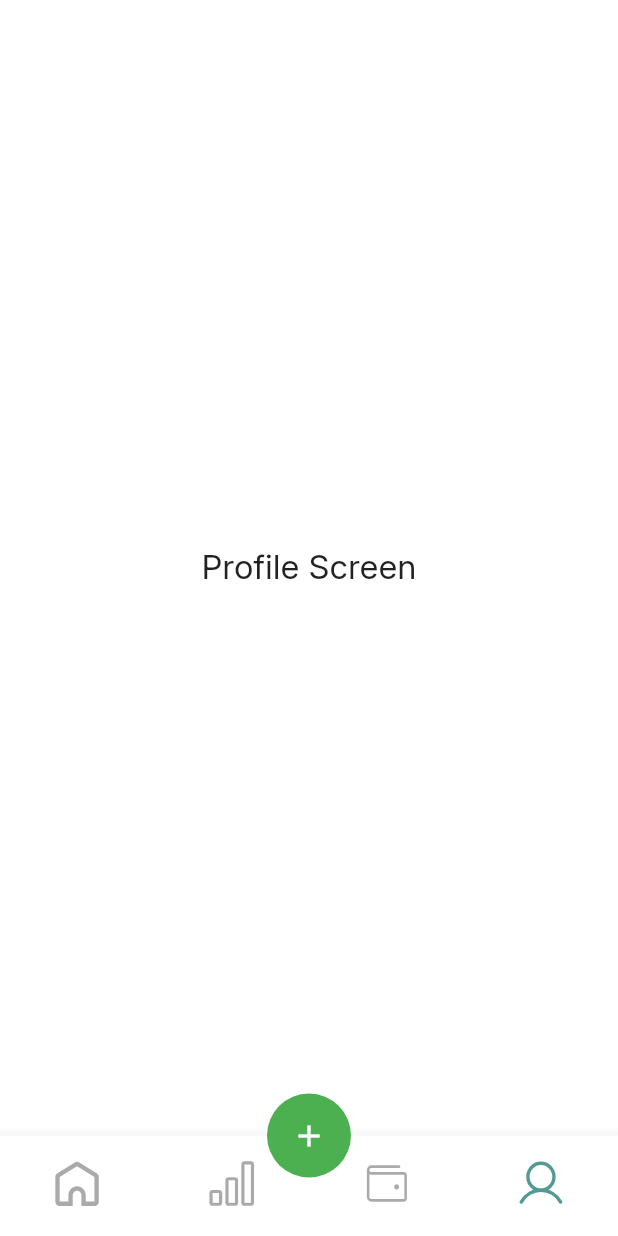
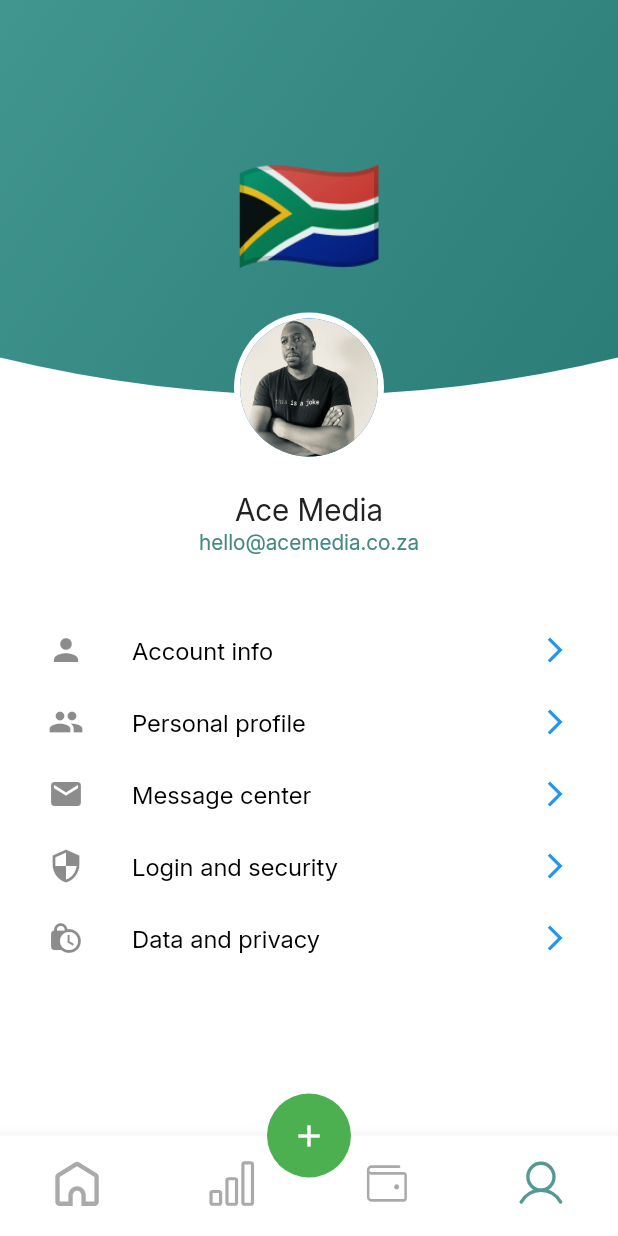
Before and after one commit to aceMediaDigital/expense_tracker, a Flutter app: the AppIndexScreen screen opened directly, item 4 of the bottom bar chosen, on a phone screen of 412 x 824 dp. Run offline on Flutter 3.47's test engine with Material 3 defaults, Android fonts, the light colour scheme and no system bars; our stand-ins replace flutter_svg.

Commit message:
feature(profile-screen)

```diff
--- a/lib/main.dart
+++ b/lib/main.dart
@@ -31,7 +31,6 @@ class ExpenseTrackerApp extends StatelessWidget {
       theme: ThemeData(
         useMaterial3: false,
         fontFamily: 'Inter',
-        //colorScheme: ColorScheme.fromSeed(seedColor: Colors.deepPurple),
       ),
       home: const IntroScreen(),
     );
--- a/lib/screens/app/profile/profile.dart
+++ b/lib/screens/app/profile/profile.dart
@@ -20,11 +20,123 @@ class ProfileScreen extends StatefulWidget {
 class _ProfileScreenState extends State<ProfileScreen> {
   @override
   Widget build(BuildContext context) {
-    return Container(
-      color: Colors.white,
-      child: const Center(
-        child: Text('Profile Screen', style: TextStyle(fontSize: 22)),
-      )
+    Size screen = MediaQuery.of(context).size;
+    return Column(
+        crossAxisAlignment: CrossAxisAlignment.start,
+        children: <Widget>[
+          Stack(
+              clipBehavior: Clip.none,
+              children: <Widget>[
+                // Curved Header
+                Align(
+                  alignment: Alignment.topCenter,
+                  child: ClipPath(
+                      clipper: BottomCurveClipper(),
+                      child: Container(
+                          height: screen.height * 0.35, width: screen.width,
+                          decoration: BoxDecoration(
+                          gradient: LinearGradient(
+                              begin: Alignment.topLeft,
+                              end: Alignment.bottomRight,
+                              colors: <Color>[Color(0xFF429690), Color(0xFF2A7C76)]
+                          )
+                        ),
+                          child: Center(child: Text('🇿🇦', style: TextStyle(fontSize: 80)))
+                      )
+                  )
+                ),
+
+
+                // Avatar overlapping
+                Positioned(
+                bottom: -20, left: 0, right: 0,
+                child: CircleAvatar(
+                  radius: 50, backgroundColor: Colors.white,
+                  child: CircleAvatar(
+                    radius: 46,
+                    backgroundImage: AssetImage('assets/images/anele.jpeg'),
+                  ),
+                ),
+              ),
+            ]
+        ),
+        SizedBox(height: 40),
+
+        Center(
+          child: Column(
+            children: <Widget>[
+              Text('Ace Media', style: TextStyle(fontSize: 20, color: Color(0XFF222222))),
+              Text('hello@acemedia.co.za', style: TextStyle(fontSize: 14, color: Color(0XFF438883))),
+            ],
+          ),
+        ),
+
+        SizedBox(height: 40),
+
+        Padding(
+          padding: EdgeInsets.symmetric(horizontal: 16),
+          child: Column(
+            children: <Widget>[
+              ListTile(
+                dense: true,
+                leading: Icon(Icons.person),
+                title: Text('Account info', style: TextStyle(fontSize: 16,color: Color(0XFF000000)),),
+                trailing: Icon(Icons.arrow_forward_ios, size: 20, color: Colors.blue),
+              ),
+
+              ListTile(
+                dense: true,
+                leading: Icon(Icons.group),
+                title: Text('Personal profile', style: TextStyle(fontSize: 16,color: Color(0XFF000000)),),
+                trailing: Icon(Icons.arrow_forward_ios, size: 20, color: Colors.blue),
+              ),
+
+              ListTile(
+                dense: true,
+                leading: Icon(Icons.mail),
+                title: Text('Message center', style: TextStyle(fontSize: 16,color: Color(0XFF000000)),),
+                trailing: Icon(Icons.arrow_forward_ios, size: 20, color: Colors.blue),
+              ),
+
+              ListTile(
+                dense: true,
+                leading: Icon(Icons.security),
+                title: Text('Login and security', style: TextStyle(fontSize: 16,color: Color(0XFF000000)),),
+                trailing: Icon(Icons.arrow_forward_ios, size: 20, color: Colors.blue),
+              ),
+
+              ListTile(
+                dense: true,
+                leading: Icon(Icons.lock_clock),
+                title: Text('Data and privacy', style: TextStyle(fontSize: 16,color: Color(0XFF000000)),),
+                trailing: Icon(Icons.arrow_forward_ios, size: 20, color: Colors.blue),
+              ),
+            ],
+          ),
+        )
+      ]
     );
   }
 }
+
+
+class BottomCurveClipper extends CustomClipper<Path> {
+  @override
+  Path getClip(Size size) {
+    Path path = Path();
+    path.lineTo(0, size.height - 50);
+
+    // Create the curve
+    path.quadraticBezierTo(
+      size.width / 2, size.height,
+      size.width, size.height - 50,
+    );
+
+    path.lineTo(size.width, 0);
+    path.close();
+    return path;
+  }
+
+  @override
+  bool shouldReclip(covariant CustomClipper<Path> oldClipper) => true;
+}
```
Also changed, not shown: assets/images/anele.jpeg (added).
